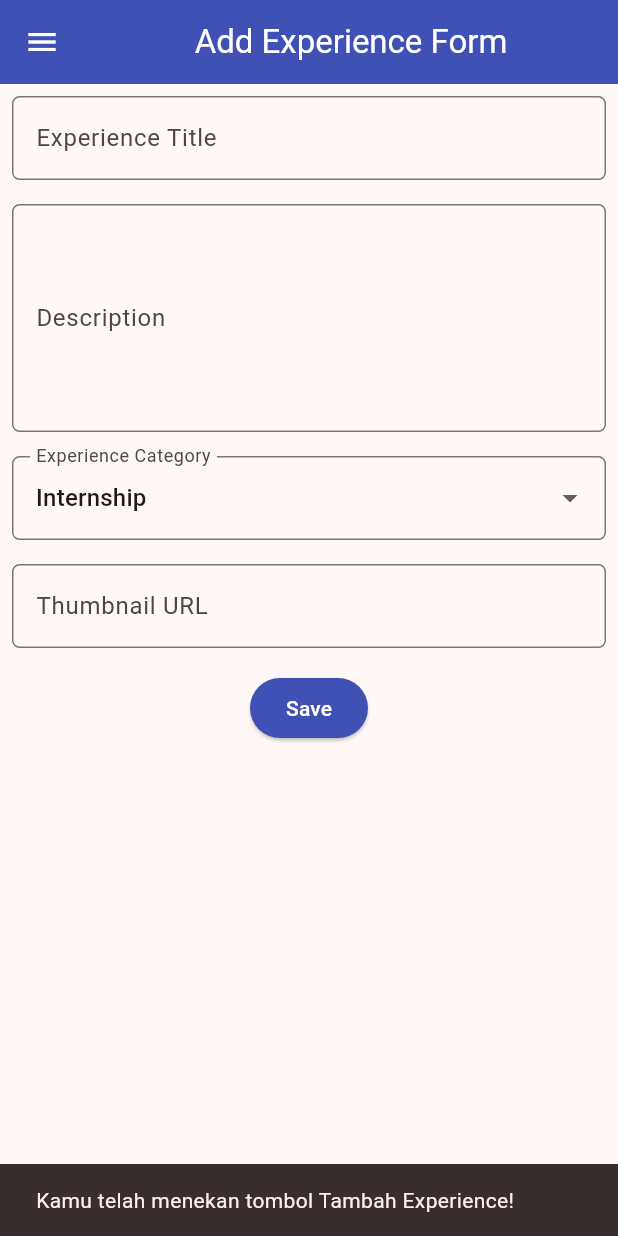
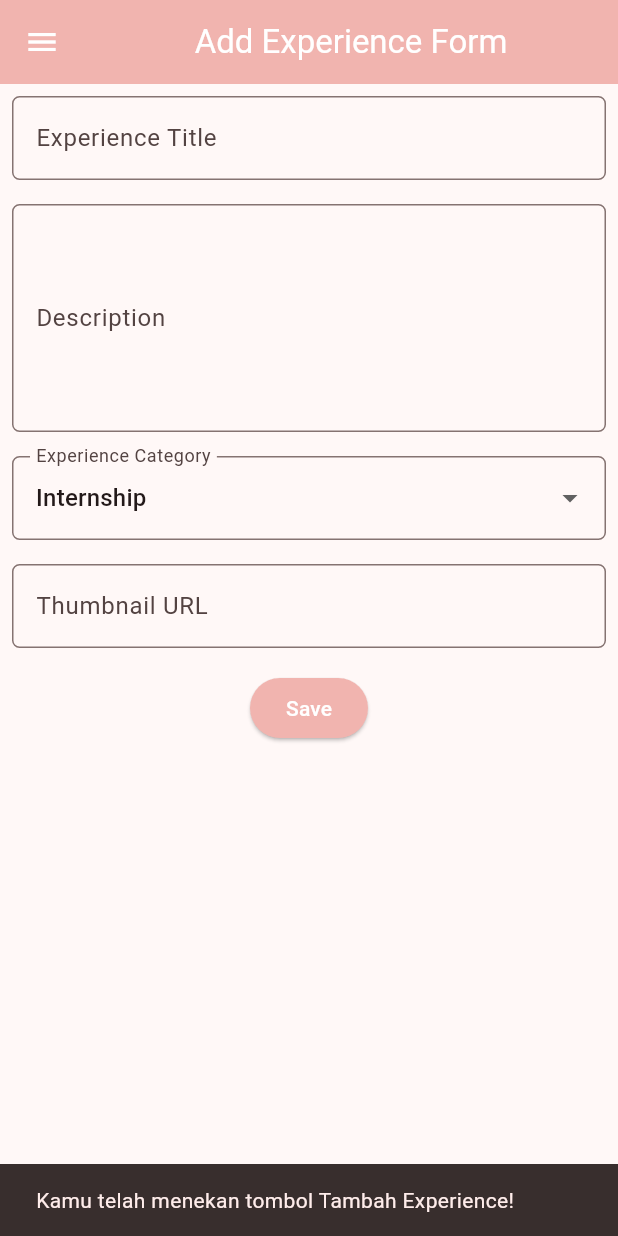
Before and after one commit to callistaputri/myportofolio_mobile, a Flutter app: the LeftDrawer widget shown alone on an empty page, opened directly, after a tap on "Home", after a tap on "Tambah Experience", on a phone screen of 412 x 824 dp. Run offline on Flutter 3.47's test engine with Material 3 defaults, Android fonts, the phone set to English and light mode, and no system bars.

Commit message:
feat: implement education form and navigation

```diff
--- /dev/null
+++ b/lib/screens/experience_form.dart
@@ -0,0 +1,205 @@
+import 'package:flutter/material.dart';
+import 'package:myportofolio_mobile/widgets/left_drawer.dart';
+
+class ExperienceFormPage extends StatefulWidget {
+  const ExperienceFormPage({super.key});
+
+  @override
+  State<ExperienceFormPage> createState() =>
+      _ExperienceFormPageState();
+}
+
+class _ExperienceFormPageState extends State<ExperienceFormPage> {
+  final _formKey = GlobalKey<FormState>();
+
+  String _title = "";
+  String _description = "";
+  String _category = "Internship";
+  String _thumbnail = "";
+
+  final List<String> _categories = [
+    'Internship',
+    'Research',
+    'Volunteer',
+    'Part-time',
+    'Full-time',
+    'Freelance',
+  ];
+
+  @override
+  Widget build(BuildContext context) {
+    return Scaffold(
+      appBar: AppBar(
+        title: const Center(
+          child: Text('Add Experience Form'),
+        ),
+        backgroundColor: const Color(0xFFF1B4AF),
+        foregroundColor: Colors.white,
+      ),
+      drawer: const LeftDrawer(),
+      body: Form(
+        key: _formKey,
+        child: SingleChildScrollView(
+          child: Column(
+            crossAxisAlignment: CrossAxisAlignment.start,
+            children: [
+              // === Experience Title ===
+              Padding(
+                padding: const EdgeInsets.all(8.0),
+                child: TextFormField(
+                  decoration: InputDecoration(
+                    hintText: "Nama Pengalaman",
+                    labelText: "Experience Title",
+                    border: OutlineInputBorder(
+                      borderRadius: BorderRadius.circular(5.0),
+                    ),
+                  ),
+                  onChanged: (String? value) {
+                    setState(() {
+                      _title = value!;
+                    });
+                  },
+                  validator: (String? value) {
+                    if (value == null || value.trim().isEmpty) {
+                      return "Experience title cannot be empty!";
+                    }
+                    return null;
+                  },
+                ),
+              ),
+
+              // === Description ===
+              Padding(
+                padding: const EdgeInsets.all(8.0),
+                child: TextFormField(
+                  maxLines: 5,
+                  decoration: InputDecoration(
+                    hintText: "Deskripsikan pengalamanmu",
+                    labelText: "Description",
+                    border: OutlineInputBorder(
+                      borderRadius: BorderRadius.circular(5.0),
+                    ),
+                  ),
+                  onChanged: (String? value) {
+                    setState(() {
+                      _description = value!;
+                    });
+                  },
+                  validator: (String? value) {
+                    if (value == null || value.trim().isEmpty) {
+                      return "Description cannot be empty!";
+                    }
+                    return null;
+                  },
+                ),
+              ),
+
+              // === Category ===
+              Padding(
+                padding: const EdgeInsets.all(8.0),
+                child: DropdownButtonFormField<String>(
+                  decoration: InputDecoration(
+                    labelText: "Experience Category",
+                    border: OutlineInputBorder(
+                      borderRadius: BorderRadius.circular(5.0),
+                    ),
+                  ),
+                  initialValue: _category,
+                  items: _categories
+                      .map((category) => DropdownMenuItem(
+                            value: category,
+                            child: Text(category),
+                          ))
+                      .toList(),
+                  onChanged: (String? newValue) {
+                    setState(() {
+                      _category = newValue!;
+                    });
+                  },
+                ),
+              ),
+
+              // === Thumbnail ===
+              Padding(
+                padding: const EdgeInsets.all(8.0),
+                child: TextFormField(
+                  decoration: InputDecoration(
+                    hintText: "https://example.com/image.png",
+                    labelText: "Thumbnail URL",
+                    border: OutlineInputBorder(
+                      borderRadius: BorderRadius.circular(5.0),
+                    ),
+                  ),
+                  onChanged: (String? value) {
+                    setState(() {
+                      _thumbnail = value!;
+                    });
+                  },
+                ),
+              ),
+
+              // === Tombol Simpan ===
+              Align(
+                alignment: Alignment.bottomCenter,
+                child: Padding(
+                  padding: const EdgeInsets.all(8.0),
+                  child: ElevatedButton(
+                    style: ButtonStyle(
+                      backgroundColor:
+                          WidgetStateProperty.all(Color(0xFFF1B4AF)),
+                    ),
+                    onPressed: () {
+                      if (_formKey.currentState!.validate()) {
+                        showDialog(
+                          context: context,
+                          builder: (context) {
+                            return AlertDialog(
+                              title: const Text(
+                                'Experience berhasil ditambahkan!',
+                              ),
+                              content: SingleChildScrollView(
+                                child: Column(
+                                  crossAxisAlignment: CrossAxisAlignment.start,
+                                  children: [
+                                    Text('Title: $_title'),
+                                    Text('Description: $_description'),
+                                    Text('Category: $_category'),
+                                    Text('Thumbnail: $_thumbnail'),
+                                  ],
+                                ),
+                              ),
+                              actions: [
+                                TextButton(
+                                  child: const Text('OK'),
+                                  onPressed: () {
+                                    Navigator.pop(context);
+                                    _formKey.currentState!.reset();
+
+                                    setState(() {
+                                      _title = "";
+                                      _description = "";
+                                      _category = "Internship";
+                                      _thumbnail = "";
+                                    });
+                                  },
+                                ),
+                              ],
+                            );
+                          },
+                        );
+                      }
+                    },
+                    child: const Text(
+                      "Save",
+                      style: TextStyle(color: Colors.white),
+                    ),
+                  ),
+                ),
+              ),
+            ],
+          ),
+        ),
+      ),
+    );
+  }
+}
--- a/lib/screens/menu.dart
+++ b/lib/screens/menu.dart
@@ -12,6 +12,7 @@ class MyHomePage extends StatelessWidget {
   final List<ItemHomepage> items = [
     ItemHomepage("Lihat Experience", Icons.folder, const Color(0xFF8E9546)),
     ItemHomepage("Tambah Experience", Icons.add_circle, const Color(0xFFBBCA6F)),
+    ItemHomepage("Tambah Education", Icons.school, const Color(0xFFF1B4AF)),
     ItemHomepage("Logout", Icons.logout, const Color(0xFFF28892)),
   ];
 
--- a/lib/widgets/left_drawer.dart
+++ b/lib/widgets/left_drawer.dart
@@ -1,18 +1,21 @@
 import 'package:flutter/material.dart';
 import 'package:myportofolio_mobile/screens/menu.dart';
-import 'package:myportofolio_mobile/screens/project_form.dart';
+import 'package:myportofolio_mobile/screens/experience_form.dart';
+import 'package:myportofolio_mobile/screens/education_form.dart';
 
 class LeftDrawer extends StatelessWidget {
   const LeftDrawer({super.key});
 
   @override
   Widget build(BuildContext context) {
+    const pink = Color(0xFFF1B4AF);
+
     return Drawer(
       child: ListView(
         children: [
           const DrawerHeader(
             decoration: BoxDecoration(
-              color: Colors.indigo,
+              color: pink,
             ),
             child: Column(
               crossAxisAlignment: CrossAxisAlignment.start,
@@ -60,6 +63,18 @@ class LeftDrawer extends StatelessWidget {
               );
             },
           ),
+          ListTile(
+            leading: const Icon(Icons.school_outlined),
+            title: const Text('Add Education'),
+            onTap: () {
+              Navigator.push(
+                context,
+                MaterialPageRoute(
+                  builder: (context) => const EducationFormPage(),
+                ),
+              );
+            },
+          ),
         ],
       ),
     );
--- a/lib/widgets/project_card.dart
+++ b/lib/widgets/project_card.dart
@@ -1,6 +1,7 @@
 import 'package:flutter/material.dart';
 import 'package:myportofolio_mobile/screens/menu.dart';
-import 'package:myportofolio_mobile/screens/project_form.dart';
+import 'package:myportofolio_mobile/screens/experience_form.dart';
+import 'package:myportofolio_mobile/screens/education_form.dart';
 
 class ItemCard extends StatelessWidget {
   final ItemHomepage item;
@@ -29,6 +30,14 @@ class ItemCard extends StatelessWidget {
                   ),
                 );
             }
+            if (item.name == "Tambah Education") {
+              Navigator.push(
+                context,
+                MaterialPageRoute(
+                  builder: (context) => const EducationFormPage(),
+                ),
+              );
+            }
         },
         child: Container(
           padding: const EdgeInsets.all(8),
```
Also changed, not shown: lib/screens/education_form.dart (added, +223 -0 lines).
